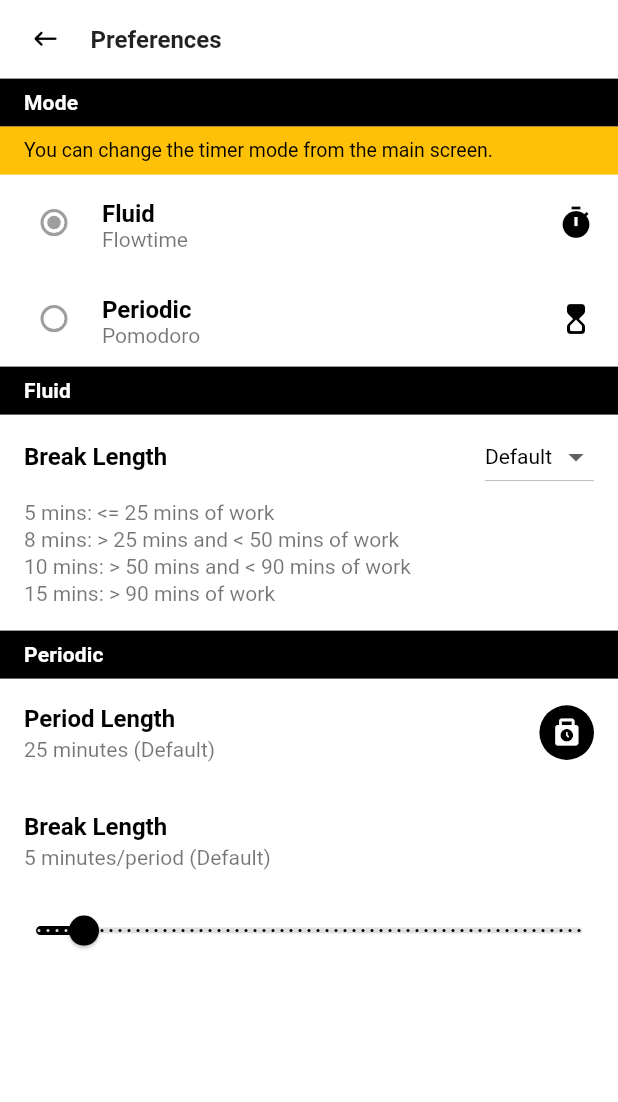
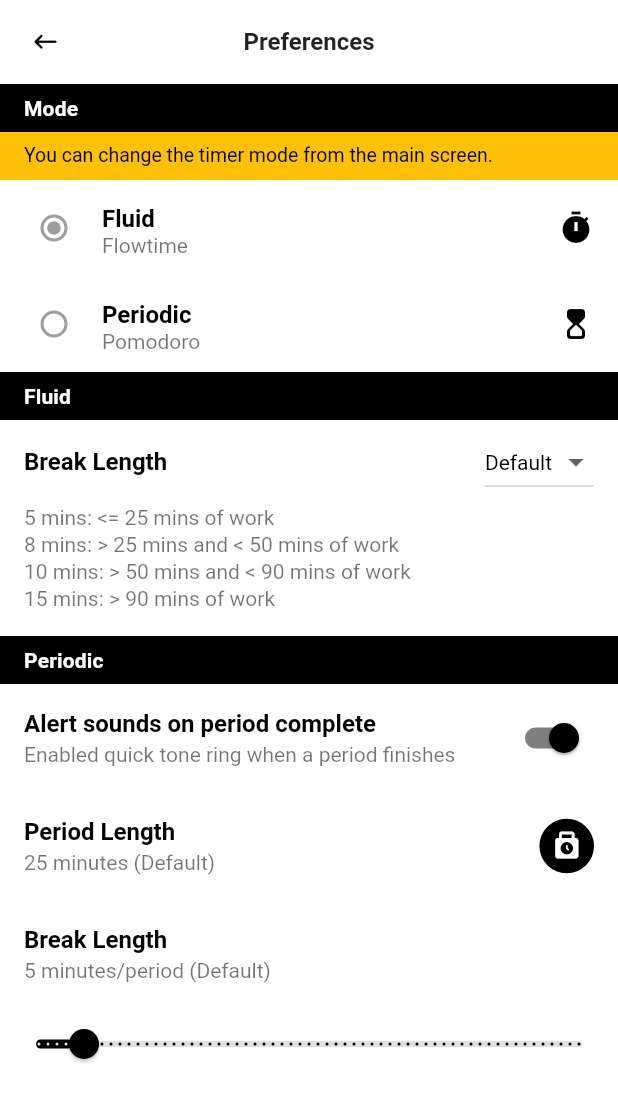
Before and after one commit to Edorin9/owolf, a Flutter app: the _SettingsView screen opened directly, on a phone screen of 412 x 824 dp. Shown: the top 1102 px of the screen. Run offline on Flutter 3.47's test engine with Material 2 defaults, Android fonts, the light colour scheme and no system bars; our stand-ins replace dart_mappable, flutter_bloc, flutter_hooks, go_router, rxdart, shared_preferences; missing offline and left inert: duration_picker, flutter_ringtone_player; accounts and stored records are empty; generated files the repository leaves out were written again; statements that could not run were skipped.

Commit message:
period alert pref, refactors,

```diff
--- a/lib/home/cubit/home_cubit.dart
+++ b/lib/home/cubit/home_cubit.dart
@@ -80,6 +80,8 @@ class HomeCubit extends Cubit<HomeState> {
   ///
   Future<void> stopTicks() async => await _tickSubscription?.cancel();
 
+  bool getPeriodAlert() => _settingsRepository.getPeriodAlert() ?? true;
+
   void _subscribeToModeChange() {
     _modeSubscription?.cancel();
     _modeSubscription = _settingsRepository.timerMode.listen(
--- a/lib/home/view/home_page.dart
+++ b/lib/home/view/home_page.dart
@@ -36,11 +36,15 @@ class HomePage extends StatelessWidget {
             current.status == HomeStateStatus.idle &&
             current.time == Duration.zero,
         listener: (context, state) async {
+          final isPeriodAlertEnabled =
+              context.read<SettingsRepository>().getPeriodAlert();
+          if (isPeriodAlertEnabled == true) {
             FlutterRingtonePlayer.play(
               android: AndroidSounds.notification,
               ios: IosSounds.glass,
               asAlarm: false,
             );
+          }
           if (ModalRoute.of(context)?.isCurrent == true) {
             final shouldStartBreak = await StartBreakDialog.show(context);
             if (shouldStartBreak && context.mounted) {
@@ -55,11 +59,9 @@ class HomePage extends StatelessWidget {
                   referenceMode: WorkMode.periodic,
                 ),
               );
-              if (context.mounted) {
               homeCubit
                 ..resetTimer()
                 ..startTimer();
-              }
             }
           }
         },
--- a/lib/home/widgets/widgets.dart
+++ b/lib/home/widgets/widgets.dart
@@ -1,8 +1,8 @@
 export 'exit_app_confirm_dialog.dart';
 export 'header.dart';
-export 'status_texts.dart';
 export 'proxy_task_field.dart';
 export 'rest_option_sheet.dart';
 export 'start_break_dialog.dart';
+export 'status_texts.dart';
 export 'timer.dart';
 export 'toggle_mode_dialog.dart';
--- a/lib/settings/cubit/settings_cubit.dart
+++ b/lib/settings/cubit/settings_cubit.dart
@@ -20,13 +20,15 @@ class SettingsCubit extends Cubit<SettingsState> {
   StreamSubscription<String>? _timerModeSubscription;
   StreamSubscription<({String type, double? value})>?
       _fluidBreakLengthSubscription;
-  StreamSubscription<double>? _periodLength;
-  StreamSubscription<double>? _periodicBreakLength;
+  StreamSubscription<bool>? _periodAlertSubscription;
+  StreamSubscription<double>? _periodLengthSubscription;
+  StreamSubscription<double>? _periodicBreakLengthSubscription;
 
   void initState() async {
     final fullSettings = _settingsRepository.getFullSettings();
     final workMode = fullSettings.timerMode?.toWorkMode();
     final fluidBreakLength = fullSettings.fluidBreakLength;
+    final isPeriodAlertEnabled = fullSettings.periodAlert;
     final periodLength = fullSettings.periodLength;
     final periodicBreakLength = fullSettings.periodicBreakLength;
     // set initial settings
@@ -35,6 +37,7 @@ class SettingsCubit extends Cubit<SettingsState> {
         timerMode: workMode,
         fluidBreakLengthType: fluidBreakLength.type?.toPreferenceValueType(),
         fluidBreakLength: fluidBreakLength.value,
+        isPeriodAlertEnabled: isPeriodAlertEnabled,
         periodLength: periodLength,
         periodicBreakLength: periodicBreakLength,
       ),
@@ -46,8 +49,9 @@ class SettingsCubit extends Cubit<SettingsState> {
   Future<void> close() {
     _timerModeSubscription?.cancel();
     _fluidBreakLengthSubscription?.cancel();
-    _periodLength?.cancel();
-    _periodicBreakLength?.cancel();
+    _periodAlertSubscription?.cancel();
+    _periodLengthSubscription?.cancel();
+    _periodicBreakLengthSubscription?.cancel();
     return super.close();
   }
 
@@ -62,6 +66,9 @@ class SettingsCubit extends Cubit<SettingsState> {
       value: value,
     );
   }
+
+  void savePeriodAlert(bool isEnabled) =>
+      _settingsRepository.setPeriodAlert(isEnabled);
 
   void savePeriodLength(double period) =>
       _settingsRepository.setPeriodLength(period);
@@ -85,12 +92,18 @@ class SettingsCubit extends Cubit<SettingsState> {
         );
       },
     );
-    _periodLength = _settingsRepository.periodLength.listen(
+    _periodAlertSubscription = _settingsRepository.periodAlert.listen(
+      (periodAlert) {
+        emit(state.copyWith(isPeriodAlertEnabled: periodAlert));
+      },
+    );
+    _periodLengthSubscription = _settingsRepository.periodLength.listen(
       (periodLength) {
         emit(state.copyWith(periodLength: periodLength));
       },
     );
-    _periodicBreakLength = _settingsRepository.periodicBreakLength.listen(
+    _periodicBreakLengthSubscription =
+        _settingsRepository.periodicBreakLength.listen(
       (periodicBreakLength) {
         emit(state.copyWith(periodicBreakLength: periodicBreakLength));
       },
--- a/lib/settings/cubit/settings_state.dart
+++ b/lib/settings/cubit/settings_state.dart
@@ -6,6 +6,7 @@ class SettingsState with SettingsStateMappable {
     this.timerMode = WorkMode.fluid,
     this.fluidBreakLengthType = PreferenceValueType.defaultValue,
     this.fluidBreakLength = 0.2,
+    this.isPeriodAlertEnabled = true,
     this.periodLength = 25,
     this.periodicBreakLength = 5,
   });
@@ -25,6 +26,10 @@ class SettingsState with SettingsStateMappable {
   ///
   final double fluidBreakLength;
 
+  /// Period alert sounds on completion
+  ///
+  final bool isPeriodAlertEnabled;
+
   /// Selected period length (in minutes)
   ///
   final double periodLength;
--- a/lib/settings/widgets/content.dart
+++ b/lib/settings/widgets/content.dart
@@ -8,8 +8,6 @@ class Content extends StatelessWidget {
   @override
   Widget build(BuildContext context) {
     return Expanded(
-      child: ScrollConfiguration(
-        behavior: const ScrollBehavior(),
       child: GlowingOverscrollIndicator(
         axisDirection: AxisDirection.down,
         color: Colors.black,
@@ -21,7 +19,6 @@ class Content extends StatelessWidget {
           ],
         ),
       ),
-      ),
     );
   }
 }
--- a/lib/settings/widgets/header.dart
+++ b/lib/settings/widgets/header.dart
@@ -7,9 +7,11 @@ class Header extends StatelessWidget {
 
   @override
   Widget build(BuildContext context) {
-    return Row(
-      children: [
-        CupertinoButton(
+    return AppBar(
+      backgroundColor: Colors.white,
+      elevation: 0,
+      centerTitle: true,
+      leading: CupertinoButton(
         onPressed: () => context.pop(),
         pressedOpacity: 0.5,
         child: const Icon(
@@ -17,14 +19,13 @@ class Header extends StatelessWidget {
           color: Colors.black,
         ),
       ),
-        Text(
+      title: Text(
         'Preferences',
         style: Theme.of(context)
             .textTheme
             .titleMedium
             ?.copyWith(fontWeight: FontWeight.bold),
       ),
-      ],
     );
   }
 }
--- a/lib/settings/widgets/periodic_section.dart
+++ b/lib/settings/widgets/periodic_section.dart
@@ -13,10 +13,52 @@ class PeriodicSection extends StatelessWidget {
 
   @override
   Widget build(BuildContext context) {
-    return Column(
+    return const Column(
       children: [
-        const SectionHeader(title: 'Periodic'),
-        BlocSelector<SettingsCubit, SettingsState, double>(
+        SectionHeader(title: 'Periodic'),
+        _AlertSounds(),
+        _PeriodLength(),
+        _BreakLength(),
+      ],
+    );
+  }
+}
+
+class _AlertSounds extends StatelessWidget {
+  const _AlertSounds();
+
+  @override
+  Widget build(BuildContext context) {
+    return BlocSelector<SettingsCubit, SettingsState, bool>(
+      selector: (state) => state.isPeriodAlertEnabled,
+      builder: (context, isEnabled) {
+        return SwitchListTile(
+          onChanged: (isOn) =>
+              context.read<SettingsCubit>().savePeriodAlert(isOn),
+          value: isEnabled,
+          title: const Text(
+            'Alert sounds on period complete',
+            style: TextStyle(
+              color: Colors.black,
+              fontWeight: FontWeight.bold,
+            ),
+          ),
+          subtitle: Text(
+            "${isEnabled ? 'Enabled' : 'Disabled'} quick tone ring when a period finishes",
+            style: const TextStyle(color: Colors.black54),
+          ),
+        );
+      },
+    );
+  }
+}
+
+class _PeriodLength extends StatelessWidget {
+  const _PeriodLength();
+
+  @override
+  Widget build(BuildContext context) {
+    return BlocSelector<SettingsCubit, SettingsState, double>(
       selector: (state) => state.periodLength,
       builder: (context, periodLength) {
         return ListTile(
@@ -63,7 +105,17 @@ class PeriodicSection extends StatelessWidget {
           ),
         );
       },
-        ),
+    );
+  }
+}
+
+class _BreakLength extends StatelessWidget {
+  const _BreakLength();
+
+  @override
+  Widget build(BuildContext context) {
+    return Column(
+      children: [
         BlocSelector<SettingsCubit, SettingsState, double>(
           selector: (state) => state.periodicBreakLength,
           builder: (context, breakLengthPerPeriod) {
@@ -103,7 +155,7 @@ class PeriodicSection extends StatelessWidget {
               },
             );
           },
-        )
+        ),
       ],
     );
   }
--- a/packages/settings_repository/lib/src/keys.dart
+++ b/packages/settings_repository/lib/src/keys.dart
@@ -2,6 +2,7 @@ final class Keys {
   static const timerMode = '__timer_mode__';
   static const fluidBreakLengthType = '__fluid_break_length_type__';
   static const fluidBreakLengthValue = '__fluid_break_length_value__';
+  static const periodAlert = '__period_alert__';
   static const periodLength = '__period_length__';
   static const periodicBreakLength = '__periodic_break_length__';
 }
--- a/packages/settings_repository/lib/src/settings_repository.dart
+++ b/packages/settings_repository/lib/src/settings_repository.dart
@@ -12,6 +12,7 @@ class SettingsRepository {
   final _timerModeController = BehaviorSubject<String>();
   final _fluidBreakLengthController =
       BehaviorSubject<({String type, double? value})>();
+  final _periodAlertController = BehaviorSubject<bool>();
   final _periodLengthController = BehaviorSubject<double>();
   final _periodicBreakLengthController = BehaviorSubject<double>();
 
@@ -28,6 +29,12 @@ class SettingsRepository {
   ///
   Stream<({String type, double? value})> get fluidBreakLength =>
       _fluidBreakLengthController.asBroadcastStream();
+
+  /// Period complete alert tone
+  ///
+  /// Streams a [bool]
+  ///
+  Stream<bool> get periodAlert => _periodAlertController.asBroadcastStream();
 
   /// Length of one periodic timer interval (period)
   ///
@@ -48,11 +55,13 @@ class SettingsRepository {
   ({
     String? timerMode,
     ({String? type, double? value}) fluidBreakLength,
+    bool? periodAlert,
     double? periodLength,
     double? periodicBreakLength,
   }) getFullSettings() => (
         timerMode: getTimerMode(),
         fluidBreakLength: getFluidBreakLength(),
+        periodAlert: getPeriodAlert(),
         periodLength: getPeriodLength(),
         periodicBreakLength: getPeriodicBreakLength(),
       );
@@ -96,6 +105,19 @@ class SettingsRepository {
     }
   }
 
+  /// Get period alert from shared preferences
+  ///
+  bool? getPeriodAlert() => _prefs.getBool(Keys.periodAlert);
+
+  /// Sets period alert in shared preferences
+  ///
+  /// Accepts a [bool] [isEnabled]
+  ///
+  Future<void> setPeriodAlert(bool isEnabled) async {
+    final isSaved = await _prefs.setBool(Keys.periodAlert, isEnabled);
+    if (isSaved) _periodAlertController.add(isEnabled);
+  }
+
   /// Get period length from shared preferences
   ///
   double? getPeriodLength() => _prefs.getDouble(Keys.periodLength);
```
Also changed, not shown: lib/home/widgets/rest_option_sheet.dart (+30 -14 lines). Lines whose indentation alone changed are shown as unchanged.
